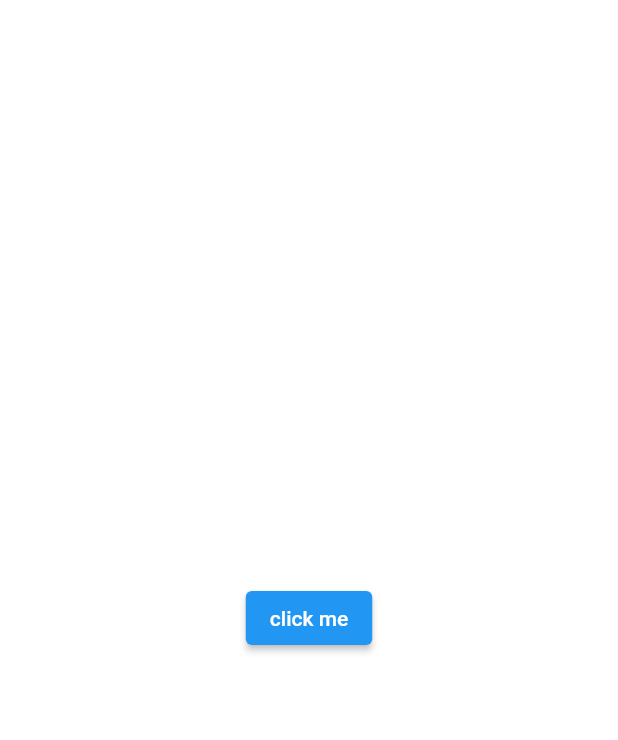
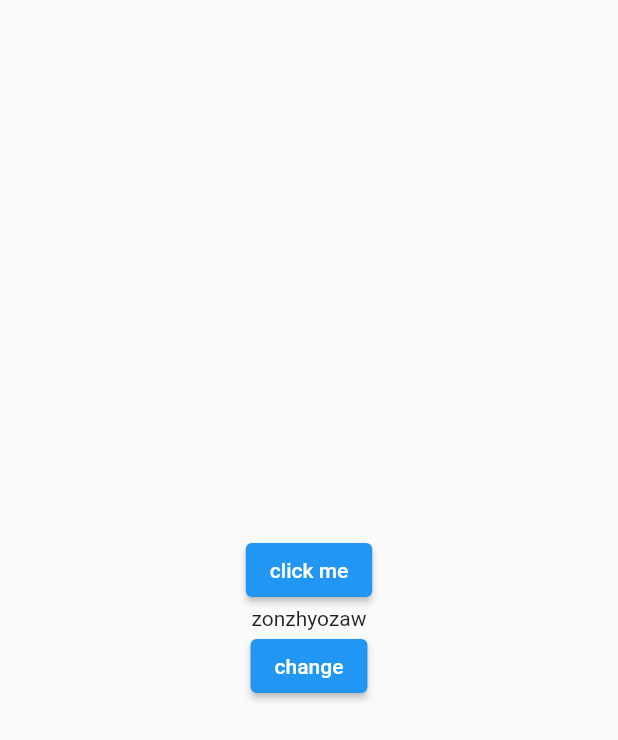
Before and after one commit to zonphyozaw/LEARN-GetX, a Flutter app: the screen it shows after launch, on a phone screen of 412 x 824 dp. Shown: the top 740 px of the screen. Run offline on Flutter 3.47's test engine with Material 2 defaults, Android fonts, the phone set to English and light mode, and no system bars; our stand-ins replace get.

Commit message:
GetX statemanagement .Obs Obx

```diff
--- a/lib/main.dart
+++ b/lib/main.dart
@@ -2,14 +2,17 @@ import 'package:flutter/material.dart';
 import 'package:get/get.dart';
 import 'package:get/get_navigation/src/root/get_material_app.dart';
 import 'package:learn_getx/route_navigation.dart';
+import 'package:learn_getx/student/student_controller.dart';
+import 'student/student.dart';
 
 void main() {
-  runApp(const MyApp());
+  runApp(MyApp());
 }
 
 class MyApp extends StatelessWidget {
-  const MyApp({Key? key}) : super(key: key);
-
+  //var studen = Student();
+  ///final student = Student(name: "zonphyozaw",age: 25).obs;
+  StudentController studentController = Get.put(StudentController());
   // This widget is the root of your application.
   @override
   Widget build(BuildContext context) {
@@ -32,11 +35,22 @@ class MyApp extends StatelessWidget {
       ],
       //unknownRoute ကိုပြန်ခေါ်ချင်ရင်တော့ /x route နဲ့ခေါ်ပါတယ်
       unknownRoute:  GetPage(name: "/unknown", page: () => const RouteNavigation() ,),
-      home: Center(
-        child:ElevatedButton(
-          onPressed: () { Get.toNamed("/routenav?name=zpz&content=Flutter GetX"); },
-          child: Text("click me"),
-        )
+      home: Scaffold(
+        body: Center(
+          child:Column(
+            mainAxisAlignment: MainAxisAlignment.center,
+            children: [
+              ElevatedButton(
+                onPressed: () { Get.toNamed("/routenav?name=zpz&content=Flutter GetX"); },
+                child: Text("click me"),
+              ),
+              Obx(() => Text("${studentController.student.value.name}")),
+              ElevatedButton(onPressed: (){
+                studentController.convertToUpperCase();
+              }, child: const Text("change")),
+            ],
+          )
+        ),
       ),
     );
   }
--- /dev/null
+++ b/lib/student/student.dart
@@ -0,0 +1,9 @@
+import 'package:get/get.dart';
+
+class Student {
+  // var name = "zon phyo zaw".obs;
+  // var age = 25.obs;
+  var name;
+  var age;
+  Student({this.name, this.age});
+}
--- /dev/null
+++ b/lib/student/student_controller.dart
@@ -0,0 +1,16 @@
+
+import 'package:get/get.dart';
+import 'package:learn_getx/student/student.dart';
+
+class StudentController extends GetxController {
+  // var student = Student();
+  // void convertToUpperCase(){
+  //   student.name.value = student.name.value.toUpperCase();
+  // }
+
+  var student = Student(name: 'zonzhyozaw',age: 29).obs;
+  void convertToUpperCase(){
+    //student.value.name = student.value.name.toString().toUpperCase();
+    student.value.name = student.value.name.toString().toUpperCase();
+  }
+}
```
Also changed, not shown: 1 other file.
